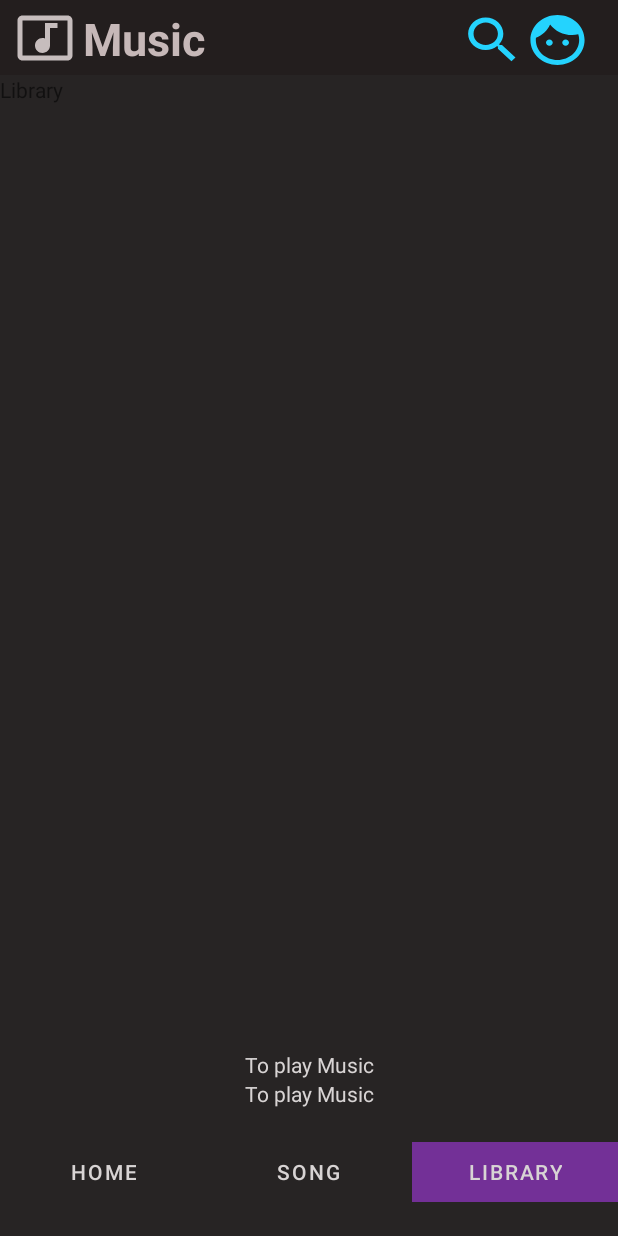
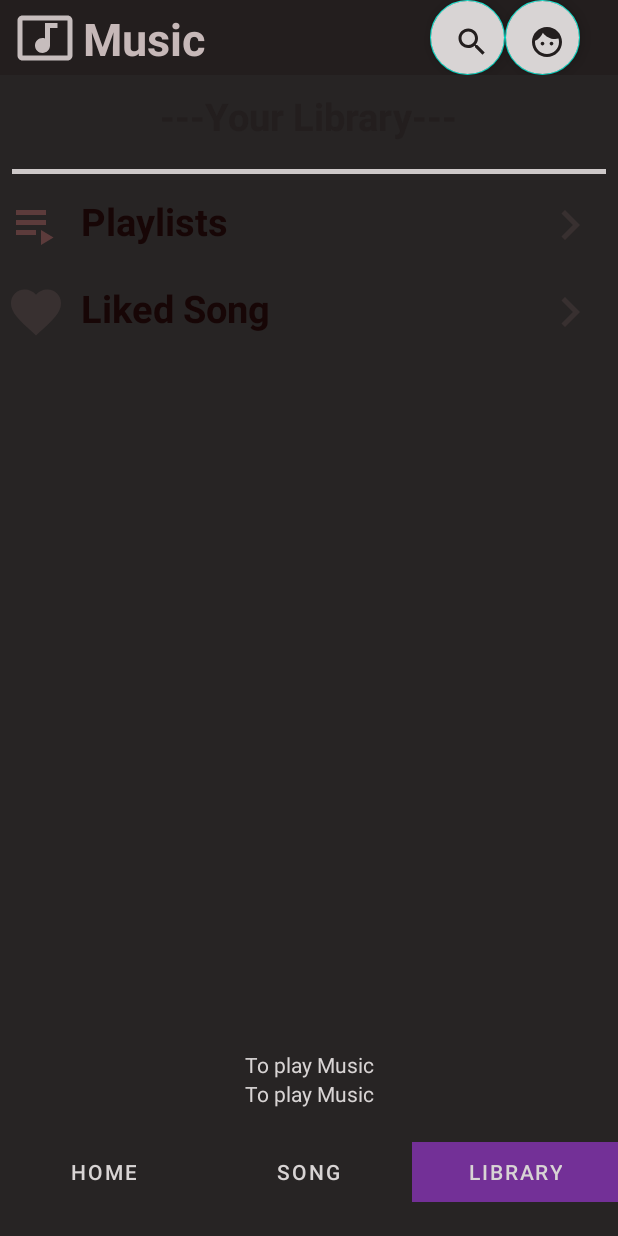
Before and after one commit to trungdongphuoca/MusicApp, an Android app: the screen it shows after launch once a user with an empty profile is signed in (MainActivity), item 3 of the bottom bar chosen, on a phone screen of 412 x 824 dp. Run offline under Robolectric (Android 15) with nearby library versions, the phone set to English and light mode, and no system bars; our stand-ins replace Firebase (no records; nobody signed in at launch, a user with empty details on screens opened directly).

Commit message:
add song test in fragment song and UI of library

```diff
--- /dev/null
+++ b/app/src/main/java/tdtu/finalapp/musicapp/Adapter/AdapterSong.java
@@ -0,0 +1,62 @@
+package tdtu.finalapp.musicapp.Adapter;
+
+import android.content.Context;
+import android.view.LayoutInflater;
+import android.view.View;
+import android.view.ViewGroup;
+import android.widget.TextView;
+
+import androidx.annotation.NonNull;
+import androidx.recyclerview.widget.RecyclerView;
+
+import com.google.android.material.imageview.ShapeableImageView;
+
+import java.util.ArrayList;
+
+import tdtu.finalapp.musicapp.Model.Song;
+import tdtu.finalapp.musicapp.R;
+
+public class AdapterSong extends RecyclerView.Adapter<AdapterSong.ViewHolderSong>{
+
+    Context context;
+    ArrayList<Song> songsArraylist;
+
+    public AdapterSong(Context context, ArrayList<Song> songsArraylist) {
+        this.context = context;
+        this.songsArraylist = songsArraylist;
+    }
+
+    @NonNull
+    @Override
+    public ViewHolderSong onCreateViewHolder(@NonNull ViewGroup parent, int viewType) {
+        View v = LayoutInflater.from(context).inflate(R.layout.list_songs,parent,false);
+        return new ViewHolderSong(v);
+    }
+
+    @Override
+    public void onBindViewHolder(@NonNull ViewHolderSong holder, int position) {
+        Song s = songsArraylist.get(position);
+        holder.titleSong.setText(s.getNameOfSong());
+        holder.imgSong.setImageResource(s.getImgOfSong());
+
+    }
+
+    @Override
+    public int getItemCount() {
+        return songsArraylist.size();
+    }
+
+    public static class ViewHolderSong extends RecyclerView.ViewHolder{
+
+        ShapeableImageView imgSong;
+        TextView titleSong;
+
+        public ViewHolderSong(@NonNull View itemView) {
+            super(itemView);
+
+            imgSong = itemView.findViewById(R.id.image_Song);
+            titleSong = itemView.findViewById(R.id.nameSong);
+
+        }
+    }
+}
--- a/app/src/main/java/tdtu/finalapp/musicapp/Adapter/MyAdapter.java
+++ /dev/null
@@ -1,4 +0,0 @@
-package tdtu.finalapp.musicapp.Adapter;
-
-public class MyAdapter {
-}
--- a/app/src/main/java/tdtu/finalapp/musicapp/Fragment/SongFragment.java
+++ b/app/src/main/java/tdtu/finalapp/musicapp/Fragment/SongFragment.java
@@ -2,12 +2,21 @@ package tdtu.finalapp.musicapp.Fragment;
 
 import android.os.Bundle;
 
+import androidx.annotation.NonNull;
+import androidx.annotation.Nullable;
 import androidx.fragment.app.Fragment;
+import androidx.recyclerview.widget.LinearLayoutManager;
+import androidx.recyclerview.widget.RecyclerView;
 
 import android.view.LayoutInflater;
 import android.view.View;
 import android.view.ViewGroup;
+import android.widget.LinearLayout;
 
+import java.util.ArrayList;
+
+import tdtu.finalapp.musicapp.Adapter.AdapterSong;
+import tdtu.finalapp.musicapp.Model.Song;
 import tdtu.finalapp.musicapp.R;
 
 /**
@@ -25,6 +34,10 @@ public class SongFragment extends Fragment {
     // TODO: Rename and change types of parameters
     private String mParam1;
     private String mParam2;
+    private ArrayList<Song> SongsArrayList;
+    private String[] SongsTitle;
+    private int[] ImgResouceID;
+    private RecyclerView recycleView;
 
     public SongFragment() {
         // Required empty public constructor
@@ -65,4 +78,52 @@ public class SongFragment extends Fragment {
         View view = inflater.inflate(R.layout.fragment_song, container, false);
         return view;
     }
+
+    @Override
+    public void onViewCreated(@NonNull View view, @Nullable Bundle savedInstanceState) {
+        super.onViewCreated(view, savedInstanceState);
+
+        dataInitialize();
+
+        recycleView  =view.findViewById(R.id.RecycleViewSong);
+        recycleView.setLayoutManager(new LinearLayoutManager(getContext()));
+        recycleView.setHasFixedSize(true);
+        AdapterSong adapterSong = new AdapterSong(getContext(),SongsArrayList);
+        recycleView.setAdapter(adapterSong);
+        adapterSong.notifyDataSetChanged();
+    }
+
+    private void dataInitialize() {
+        SongsArrayList = new ArrayList<>();
+
+        SongsTitle = new String[] {
+                getString(R.string.hello_blank_fragment),
+                getString(R.string.hello_blank_fragment),
+                getString(R.string.hello_blank_fragment),
+                getString(R.string.hello_blank_fragment),
+                getString(R.string.hello_blank_fragment),
+                getString(R.string.hello_blank_fragment),
+                getString(R.string.hello_blank_fragment),
+                getString(R.string.hello_blank_fragment),
+                getString(R.string.hello_blank_fragment),
+                getString(R.string.hello_blank_fragment),
+        };
+
+        ImgResouceID = new int[]{
+                R.drawable.ic_baseline_music_note_24,
+                R.drawable.ic_baseline_music_note_24,
+                R.drawable.ic_baseline_music_note_24,
+                R.drawable.ic_baseline_music_note_24,
+                R.drawable.ic_baseline_music_note_24,
+                R.drawable.ic_baseline_music_note_24,
+                R.drawable.ic_baseline_music_note_24,
+                R.drawable.ic_baseline_music_note_24,
+                R.drawable.ic_baseline_music_note_24,
+                R.drawable.ic_baseline_music_note_24
+        };
+        for (int i = 0; i <SongsTitle.length ; i++) {
+            Song song = new Song(SongsTitle[i],ImgResouceID[i]);
+            SongsArrayList.add(song);
+        }
+    }
 }
--- /dev/null
+++ b/app/src/main/java/tdtu/finalapp/musicapp/Model/Song.java
@@ -0,0 +1,27 @@
+package tdtu.finalapp.musicapp.Model;
+
+public class Song {
+    private String nameOfSong;
+    private int ImgOfSong;
+
+    public Song(String nameOfSong, int imgOfSong) {
+        this.nameOfSong = nameOfSong;
+        this.ImgOfSong = imgOfSong;
+    }
+
+    public String getNameOfSong() {
+        return nameOfSong;
+    }
+
+    public void setNameOfSong(String nameOfSong) {
+        this.nameOfSong = nameOfSong;
+    }
+
+    public int getImgOfSong() {
+        return ImgOfSong;
+    }
+
+    public void setImgOfSong(int imgOfSong) {
+        this.ImgOfSong = imgOfSong;
+    }
+}
--- a/app/src/main/res/drawable/ic_baseline_face_24.xml
+++ b/app/src/main/res/drawable/ic_baseline_face_24.xml
@@ -1,5 +1,5 @@
-<vector android:height="24dp" android:tint="#D5D1D1"
+<vector android:height="24dp" android:tint="#E8E8E8"
     android:viewportHeight="24" android:viewportWidth="24"
     android:width="24dp" xmlns:android="http://schemas.android.com/apk/res/android">
-    <path android:fillColor="@android:color/white" android:pathData="M9,11.75c-0.69,0 -1.25,0.56 -1.25,1.25s0.56,1.25 1.25,1.25 1.25,-0.56 1.25,-1.25 -0.56,-1.25 -1.25,-1.25zM15,11.75c-0.69,0 -1.25,0.56 -1.25,1.25s0.56,1.25 1.25,1.25 1.25,-0.56 1.25,-1.25 -0.56,-1.25 -1.25,-1.25zM12,2C6.48,2 2,6.48 2,12s4.48,10 10,10 10,-4.48 10,-10S17.52,2 12,2zM12,20c-4.41,0 -8,-3.59 -8,-8 0,-0.29 0.02,-0.58 0.05,-0.86 2.36,-1.05 4.23,-2.98 5.21,-5.37C11.07,8.33 14.05,10 17.42,10c0.78,0 1.53,-0.09 2.25,-0.26 0.21,0.71 0.33,1.47 0.33,2.26 0,4.41 -3.59,8 -8,8z"/>
+    <path android:fillColor="#2B2121" android:pathData="M9,11.75c-0.69,0 -1.25,0.56 -1.25,1.25s0.56,1.25 1.25,1.25 1.25,-0.56 1.25,-1.25 -0.56,-1.25 -1.25,-1.25zM15,11.75c-0.69,0 -1.25,0.56 -1.25,1.25s0.56,1.25 1.25,1.25 1.25,-0.56 1.25,-1.25 -0.56,-1.25 -1.25,-1.25zM12,2C6.48,2 2,6.48 2,12s4.48,10 10,10 10,-4.48 10,-10S17.52,2 12,2zM12,20c-4.41,0 -8,-3.59 -8,-8 0,-0.29 0.02,-0.58 0.05,-0.86 2.36,-1.05 4.23,-2.98 5.21,-5.37C11.07,8.33 14.05,10 17.42,10c0.78,0 1.53,-0.09 2.25,-0.26 0.21,0.71 0.33,1.47 0.33,2.26 0,4.41 -3.59,8 -8,8z"/>
 </vector>
--- /dev/null
+++ b/app/src/main/res/drawable/ic_baseline_favorite_24.xml
@@ -0,0 +1,5 @@
+<vector android:height="24dp" android:tint="#383030"
+    android:viewportHeight="24" android:viewportWidth="24"
+    android:width="24dp" xmlns:android="http://schemas.android.com/apk/res/android">
+    <path android:fillColor="@android:color/white" android:pathData="M12,21.35l-1.45,-1.32C5.4,15.36 2,12.28 2,8.5 2,5.42 4.42,3 7.5,3c1.74,0 3.41,0.81 4.5,2.09C13.09,3.81 14.76,3 16.5,3 19.58,3 22,5.42 22,8.5c0,3.78 -3.4,6.86 -8.55,11.54L12,21.35z"/>
+</vector>
--- /dev/null
+++ b/app/src/main/res/drawable/ic_baseline_music_note_24.xml
@@ -0,0 +1,5 @@
+<vector android:height="24dp" android:tint="#5A4444"
+    android:viewportHeight="24" android:viewportWidth="24"
+    android:width="24dp" xmlns:android="http://schemas.android.com/apk/res/android">
+    <path android:fillColor="@android:color/white" android:pathData="M12,3v10.55c-0.59,-0.34 -1.27,-0.55 -2,-0.55 -2.21,0 -4,1.79 -4,4s1.79,4 4,4 4,-1.79 4,-4V7h4V3h-6z"/>
+</vector>
--- /dev/null
+++ b/app/src/main/res/drawable/ic_baseline_navigate_next_24.xml
@@ -0,0 +1,5 @@
+<vector android:height="24dp" android:tint="#383030"
+    android:viewportHeight="24" android:viewportWidth="24"
+    android:width="24dp" xmlns:android="http://schemas.android.com/apk/res/android">
+    <path android:fillColor="@android:color/white" android:pathData="M10,6L8.59,7.41 13.17,12l-4.58,4.59L10,18l6,-6z"/>
+</vector>
--- /dev/null
+++ b/app/src/main/res/drawable/ic_baseline_playlist_play_24.xml
@@ -0,0 +1,5 @@
+<vector android:height="24dp" android:tint="#5C3B3B"
+    android:viewportHeight="24" android:viewportWidth="24"
+    android:width="24dp" xmlns:android="http://schemas.android.com/apk/res/android">
+    <path android:fillColor="@android:color/white" android:pathData="M4,10h12v2L4,12zM4,6h12v2L4,8zM4,14h8v2L4,16zM14,14v6l5,-3z"/>
+</vector>
--- a/app/src/main/res/layout/activity_main.xml
+++ b/app/src/main/res/layout/activity_main.xml
@@ -35,21 +35,21 @@
             android:textSize="30dp"
             android:textStyle="bold" />
 
-        <Button
-            android:layout_width="43dp"
-            android:layout_height="40dp"
-            android:layout_marginStart="170dp"
-            android:background="@drawable/ic_baseline_search_24"
-            android:backgroundTint="#000"
+        <com.google.android.material.floatingactionbutton.FloatingActionButton
             android:id="@+id/SearchBtn"
-            />
+            android:layout_width="wrap_content"
+            android:layout_height="match_parent"
+            android:layout_marginStart="150dp"
+            android:backgroundTint="@color/white"
+            android:src="@drawable/ic_baseline_search_24" />
 
-        <Button
-            android:layout_width="43dp"
-            android:layout_height="40dp"
-            android:layout_marginEnd="10dp"
-            android:background="@drawable/ic_baseline_face_24"
-            android:id="@+id/UserBtn"/>
+        <com.google.android.material.floatingactionbutton.FloatingActionButton
+            android:id="@+id/UserBtn"
+            android:layout_width="wrap_content"
+            android:layout_height="match_parent"
+            android:layout_marginEnd="5dp"
+            android:backgroundTint="@color/white"
+            android:src="@drawable/ic_baseline_face_24" />
     </LinearLayout>
 
     <androidx.viewpager.widget.ViewPager
--- a/app/src/main/res/layout/fragment_playlist.xml
+++ b/app/src/main/res/layout/fragment_playlist.xml
@@ -3,12 +3,97 @@
     xmlns:tools="http://schemas.android.com/tools"
     android:layout_width="match_parent"
     android:layout_height="match_parent"
+    xmlns:app="http://schemas.android.com/apk/res-auto"
     tools:context=".Fragment.LibraryFragment">
 
     <!-- TODO: Update blank fragment layout -->
-    <TextView
+    <RelativeLayout
         android:layout_width="match_parent"
         android:layout_height="match_parent"
-        android:text="Library" />
+        >
+
+        <TextView
+            android:id="@+id/libraryTextView"
+            android:layout_width="wrap_content"
+            android:layout_height="wrap_content"
+            android:layout_centerHorizontal="true"
+            android:padding="10dp"
+            android:text="---Your Library---"
+            android:textColor="@color/black"
+            android:textSize="25dp"
+            android:textStyle="bold" />
+
+        <View
+            android:layout_width="match_parent"
+            android:layout_height="3dp"
+            android:layout_margin="8dp"
+            android:layout_below="@+id/libraryTextView"
+            android:id="@+id/thanhNgang"
+            android:background="@color/underline"
+            tools:ignore="NotSibling" />
+        <LinearLayout
+            android:layout_width="match_parent"
+            android:layout_height="wrap_content"
+            android:layout_below="@+id/thanhNgang"
+            android:id="@+id/playlistLinear"
+            android:layout_marginTop="2dp"
+            android:orientation="horizontal"
+
+            android:padding="4dp">
+            <ImageView
+                android:layout_width="40dp"
+                android:layout_height="40dp"
+                android:src="@drawable/ic_baseline_playlist_play_24"
+                />
+
+            <TextView
+                android:layout_width="306dp"
+                android:layout_height="wrap_content"
+                android:layout_marginStart="10dp"
+                android:text="Playlists"
+                android:textColor="#170606"
+                android:textSize="25dp"
+                android:textStyle="bold" />
+            <ImageView
+                android:layout_width="40dp"
+                android:layout_height="40dp"
+                android:src="@drawable/ic_baseline_navigate_next_24"
+                />
+
+
+
+        </LinearLayout>
+
+        <LinearLayout
+            android:layout_width="match_parent"
+            android:layout_height="wrap_content"
+            android:layout_below="@+id/playlistLinear"
+            android:orientation="horizontal"
+            android:layout_marginTop="10dp"
+            android:padding="4dp">
+            <ImageView
+                android:layout_width="40dp"
+                android:layout_height="40dp"
+                android:src="@drawable/ic_baseline_favorite_24"
+                />
+
+            <TextView
+                android:layout_width="306dp"
+                android:layout_height="wrap_content"
+                android:layout_marginStart="10dp"
+                android:text="Liked Song"
+                android:textColor="#170606"
+                android:textSize="25dp"
+                android:textStyle="bold" />
+            <ImageView
+                android:layout_width="40dp"
+                android:layout_height="40dp"
+                android:src="@drawable/ic_baseline_navigate_next_24"
+                />
+
+
+
+        </LinearLayout>
+    </RelativeLayout>
 
 </FrameLayout>
--- a/app/src/main/res/layout/fragment_song.xml
+++ b/app/src/main/res/layout/fragment_song.xml
@@ -11,16 +11,15 @@
        android:layout_height="match_parent">
 
        <TextView
+           android:id="@+id/songsText"
            android:layout_width="wrap_content"
            android:layout_height="wrap_content"
+           android:layout_centerHorizontal="true"
+           android:padding="10dp"
+           android:text="---Song---"
            android:textColor="@color/black"
-           android:text="---Song---"
            android:textSize="25dp"
-           android:textStyle="bold"
-           android:padding="10dp"
-           android:layout_centerHorizontal="true"
-           android:id="@+id/songsText"
-           />
+           android:textStyle="bold" />
        <TextView
            android:layout_width="wrap_content"
            android:layout_height="wrap_content"
@@ -35,8 +34,7 @@
            android:layout_width="match_parent"
            android:layout_height="wrap_content"
            android:layout_below="@+id/songsText"
-            tools:listitem="@layout/list_songs"
-           />
+           tools:listitem="@layout/list_songs" />
 
 
    </RelativeLayout>
--- a/app/src/main/res/layout/list_songs.xml
+++ b/app/src/main/res/layout/list_songs.xml
@@ -2,25 +2,26 @@
 <androidx.constraintlayout.widget.ConstraintLayout
     xmlns:android="http://schemas.android.com/apk/res/android"
     android:layout_width="match_parent"
-    android:layout_height="match_parent"
+    android:layout_height="80dp"
     xmlns:app="http://schemas.android.com/apk/res-auto"
     android:paddingTop="8dp"
     android:layout_marginHorizontal="8dp"
     android:background="@color/white"
     android:foreground="?android:attr/selectableItemBackground">
+
     <com.google.android.material.imageview.ShapeableImageView
-        android:id="@+id/title_image"
-        android:layout_width="80dp"
-        android:layout_height="80dp"
+        android:id="@+id/image_Song"
+        android:layout_width="60dp"
+        android:layout_height="60dp"
         android:adjustViewBounds="true"
         android:scaleType="centerCrop"
         app:layout_constraintStart_toStartOf="parent"
         app:layout_constraintTop_toTopOf="parent"
-        android:src="@drawable/ic_baseline"
+        android:src="@drawable/ic_baseline_music_note_24"
         app:shapeAppearanceOverlay="@style/RoundCorner"/>
 
     <TextView
-        android:id="@+id/tvHeading"
+        android:id="@+id/nameSong"
         android:layout_width="0dp"
         android:layout_height="wrap_content"
         android:textColor="@color/black"
@@ -29,16 +30,16 @@
         android:textStyle="bold"
         android:layout_marginStart="16dp"
         android:layout_marginEnd="32dp"
-        android:layout_marginTop="8dp"
+        android:layout_marginTop="0dp"
         app:layout_constraintEnd_toEndOf="parent"
-        app:layout_constraintStart_toEndOf="@+id/title_image"
+        app:layout_constraintStart_toEndOf="@+id/image_Song"
         app:layout_constraintTop_toTopOf="parent" />
 
     <View
         android:layout_width="match_parent"
-        android:layout_height="1dp"
+        android:layout_height="3dp"
         android:layout_margin="8dp"
         app:layout_constraintStart_toStartOf="parent"
-        app:layout_constraintTop_toBottomOf="@id/title_image"
+        app:layout_constraintTop_toBottomOf="@id/image_Song"
         android:background="@color/underline"/>
 </androidx.constraintlayout.widget.ConstraintLayout>
--- a/app/src/main/res/values/colors.xml
+++ b/app/src/main/res/values/colors.xml
@@ -6,5 +6,5 @@
     <color name="black">#231E1E</color>
     <color name="white">#D8D4D4</color>
 
-    <color name="underline">#D8D6D6</color>
+    <color name="underline">#CDC8C8</color>
 </resources>
```
